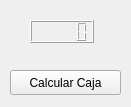
jacv050/SimpleSumExcel, file gui/pages/mainPage.ui: the form before one commit.
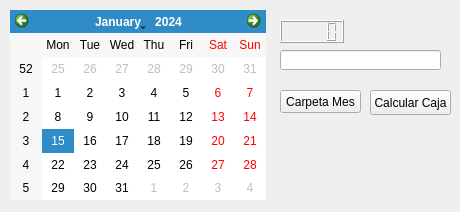
The form after the commit.

Commit message: Base interfaces to manage excels

```diff
--- a/gui/pages/mainPage.ui
+++ b/gui/pages/mainPage.ui
@@ -6,20 +6,20 @@
    <rect>
     <x>0</x>
     <y>0</y>
-    <width>131</width>
-    <height>107</height>
+    <width>460</width>
+    <height>212</height>
    </rect>
   </property>
   <property name="minimumSize">
    <size>
-    <width>131</width>
-    <height>107</height>
+    <width>460</width>
+    <height>212</height>
    </size>
   </property>
   <property name="maximumSize">
    <size>
-    <width>131</width>
-    <height>107</height>
+    <width>460</width>
+    <height>212</height>
    </size>
   </property>
   <property name="windowTitle">
@@ -28,9 +28,9 @@
   <widget class="QPushButton" name="pbCountBalance">
    <property name="geometry">
     <rect>
-     <x>10</x>
-     <y>70</y>
-     <width>111</width>
+     <x>370</x>
+     <y>90</y>
+     <width>81</width>
      <height>25</height>
     </rect>
    </property>
@@ -41,13 +41,46 @@
   <widget class="QLCDNumber" name="lcdTotalBalance">
    <property name="geometry">
     <rect>
-     <x>30</x>
+     <x>280</x>
      <y>20</y>
      <width>64</width>
      <height>23</height>
     </rect>
    </property>
   </widget>
+  <widget class="QLineEdit" name="txtMonthFolder">
+   <property name="geometry">
+    <rect>
+     <x>280</x>
+     <y>50</y>
+     <width>161</width>
+     <height>20</height>
+    </rect>
+   </property>
+  </widget>
+  <widget class="QPushButton" name="pbSetMonthFolder">
+   <property name="geometry">
+    <rect>
+     <x>280</x>
+     <y>90</y>
+     <width>81</width>
+     <height>23</height>
+    </rect>
+   </property>
+   <property name="text">
+    <string>Carpeta Mes</string>
+   </property>
+  </widget>
+  <widget class="QCalendarWidget" name="calendar">
+   <property name="geometry">
+    <rect>
+     <x>10</x>
+     <y>10</y>
+     <width>256</width>
+     <height>190</height>
+    </rect>
+   </property>
+  </widget>
  </widget>
  <resources/>
  <connections/>
```
The commit also changes 2 other files.
